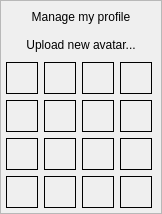
First picture: the form in src/plugins/statuschanger/selectavatarwidget.ui, repository silvansky/Contacts, before the edit.
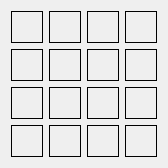
Second picture: the form after the edit.

The edit to the form file:
```diff
--- a/src/plugins/statuschanger/selectavatarwidget.ui
+++ b/src/plugins/statuschanger/selectavatarwidget.ui
@@ -6,10 +6,16 @@
    <rect>
     <x>0</x>
     <y>0</y>
-    <width>162</width>
-    <height>191</height>
+    <width>164</width>
+    <height>164</height>
    </rect>
   </property>
+  <property name="sizePolicy">
+   <sizepolicy hsizetype="Fixed" vsizetype="Fixed">
+    <horstretch>0</horstretch>
+    <verstretch>0</verstretch>
+   </sizepolicy>
+  </property>
   <property name="focusPolicy">
    <enum>Qt::StrongFocus</enum>
   </property>
@@ -19,52 +25,6 @@
   <property name="autoFillBackground">
    <bool>false</bool>
   </property>
-  <layout class="QVBoxLayout" name="verticalLayout">
-   <property name="spacing">
-    <number>0</number>
-   </property>
-   <property name="margin">
-    <number>0</number>
-   </property>
-   <item>
-    <widget class="QFrame" name="frame">
-     <property name="frameShape">
-      <enum>QFrame::StyledPanel</enum>
-     </property>
-     <property name="frameShadow">
-      <enum>QFrame::Raised</enum>
-     </property>
-     <layout class="QVBoxLayout" name="verticalLayout_2">
-      <property name="margin">
-       <number>5</number>
-      </property>
-      <item>
-       <widget class="QPushButton" name="profileButton">
-        <property name="focusPolicy">
-         <enum>Qt::NoFocus</enum>
-        </property>
-        <property name="text">
-         <string>Manage my profile</string>
-        </property>
-        <property name="flat">
-         <bool>true</bool>
-        </property>
-       </widget>
-      </item>
-      <item>
-       <widget class="QPushButton" name="uploadButton">
-        <property name="focusPolicy">
-         <enum>Qt::NoFocus</enum>
-        </property>
-        <property name="text">
-         <string>Upload new avatar...</string>
-        </property>
-        <property name="flat">
-         <bool>true</bool>
-        </property>
-       </widget>
-      </item>
-      <item>
        <layout class="QGridLayout" name="gridLayout">
         <item row="0" column="0">
          <widget class="QLabel" name="userPic1">
@@ -416,11 +376,6 @@
           <property name="text">
            <string/>
           </property>
-         </widget>
-        </item>
-       </layout>
-      </item>
-     </layout>
     </widget>
    </item>
   </layout>
```
Left out of the diff: 176 changed lines with no effect on the pictures. Lines whose indentation alone changed are shown as unchanged.
